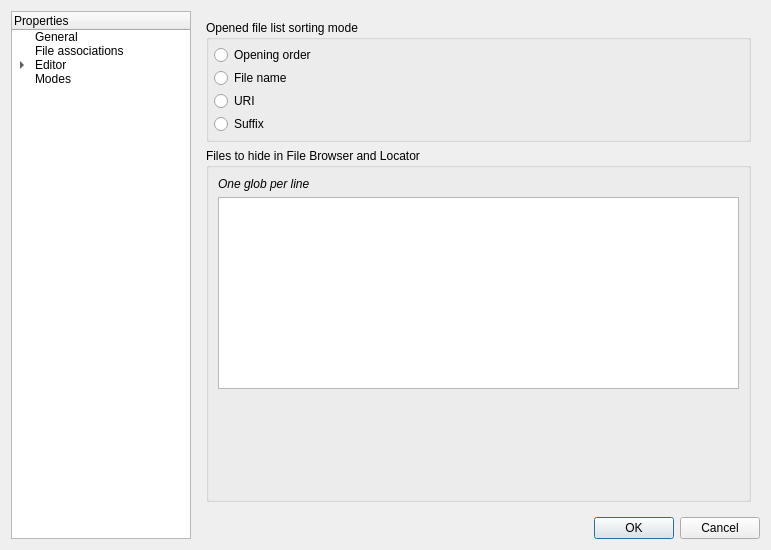
This is enki/ui/UISettings.ui in andreikop/enki as Qt 5 draws it before an edit. The edited form follows.
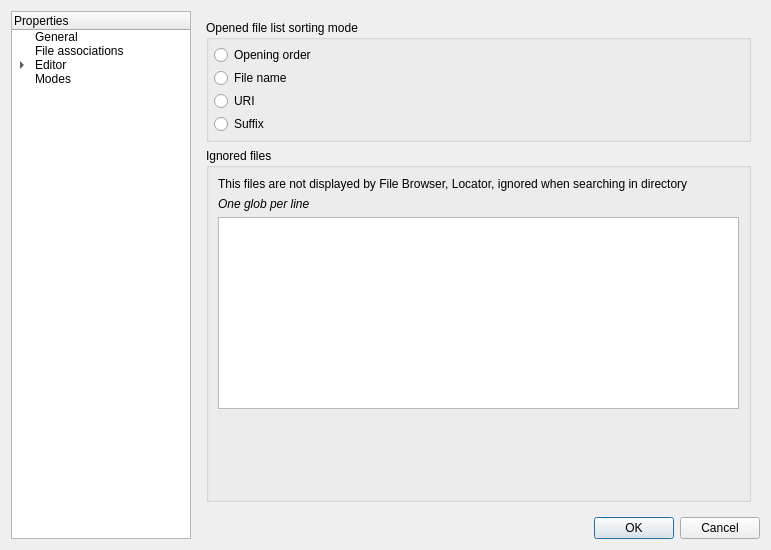
This is the edited form. The open tabs and pages were chosen to show the change. Custom widgets are drawn as their Qt base class.

Commit message: Search in directory: respect negative file filter

What changed in the file:
```diff
--- a/enki/ui/UISettings.ui
+++ b/enki/ui/UISettings.ui
@@ -151,9 +151,19 @@
          <item>
           <widget class="QGroupBox" name="gbFilesToHide">
            <property name="title">
-            <string>Files to hide in File Browser and Locator</string>
+            <string>Ignored files</string>
            </property>
            <layout class="QVBoxLayout" name="verticalLayout">
+            <item>
+             <widget class="QLabel" name="label_3">
+              <property name="text">
+               <string>This files are not displayed by File Browser, Locator, ignored when searching in directory</string>
+              </property>
+              <property name="wordWrap">
+               <bool>true</bool>
+              </property>
+             </widget>
+            </item>
             <item>
              <widget class="QLabel" name="label_4">
               <property name="font">
```
Left out of the diff: 2 changed lines with no effect on the pictures. The commit also changes 1 other file.
